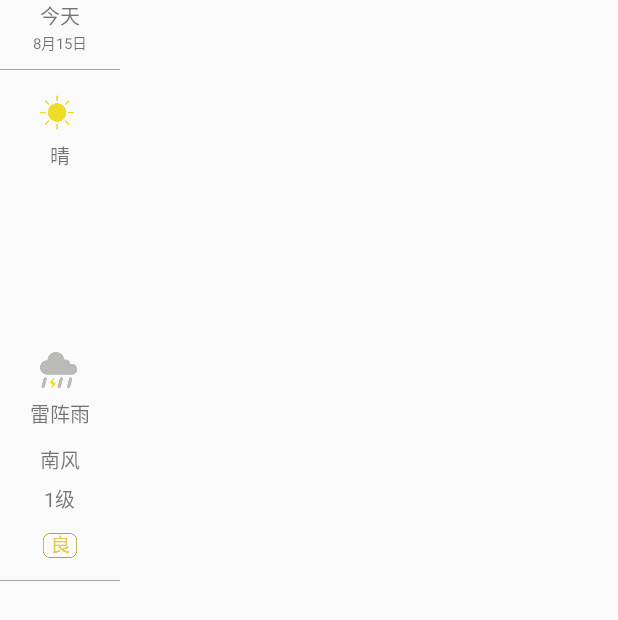
After one commit to WebPrague/WeatherAPP, an Android app: the layout activity_weatherline_item.xml on its own in the app's theme, with its tools: preview values and no code run, on a phone screen of 412 x 824 dp. The commit adds this screen. Shown: the top 620 px of the screen. Run offline under Robolectric (Android 15) with nearby library versions, the phone set to English and light mode, and no system bars.

Commit message:
recyclerview部分代码

```diff
--- a/app/build.gradle
+++ b/app/build.gradle
@@ -26,6 +26,7 @@ dependencies {
     })
     compile 'com.android.support:appcompat-v7:25.3.1'
     compile 'com.android.support.constraint:constraint-layout:1.0.2'
+    compile 'com.android.support:recyclerview-v7:25.3.1'
     testCompile 'junit:junit:4.12'
     compile files('libs/gson-2.7.jar')
 }
--- a/app/src/main/java/com/example/admin/weatherapp/MainActivity.java
+++ b/app/src/main/java/com/example/admin/weatherapp/MainActivity.java
@@ -5,6 +5,8 @@ import android.app.FragmentTransaction;
 import android.graphics.Color;
 import android.support.v7.app.AppCompatActivity;
 import android.os.Bundle;
+import android.support.v7.widget.LinearLayoutManager;
+import android.support.v7.widget.RecyclerView;
 import android.view.View;
 import android.widget.Button;
 import android.widget.ImageButton;
@@ -152,7 +154,7 @@ public class MainActivity extends BaseActivity {
         super.onCreate(savedInstanceState);
         setContentView(R.layout.activity_main);
         initial();
-        Toast.makeText(MainActivity.this,"hello world", Toast.LENGTH_LONG).show();
+        //Toast.makeText(MainActivity.this,"hello world", Toast.LENGTH_LONG).show();
 
     }
 }
--- /dev/null
+++ b/app/src/main/res/layout/activity_weatherline_item.xml
@@ -0,0 +1,98 @@
+<?xml version="1.0" encoding="utf-8"?>
+<LinearLayout xmlns:android="http://schemas.android.com/apk/res/android"
+    android:orientation="vertical"
+    android:layout_width="match_parent"
+    android:layout_height="match_parent">
+
+    <LinearLayout
+        android:layout_width="80dp"
+        android:layout_height="wrap_content"
+        android:layout_below="@id/tv_long_weather_forecast"
+        android:orientation="vertical">
+
+        <TextView
+            android:layout_width="wrap_content"
+            android:layout_height="wrap_content"
+            android:layout_gravity="center"
+            android:text="今天"
+            android:textSize="13sp"/>
+        <TextView
+            android:layout_width="wrap_content"
+            android:layout_height="wrap_content"
+            android:layout_gravity="center"
+            android:text="8月15日"
+            android:textSize="10sp"/>
+        <View
+            android:layout_marginTop="10dp"
+            android:layout_width="match_parent"
+            android:layout_height="1px"
+            android:layout_gravity="center"
+            android:background="#a7a6a6" />
+        <ImageView
+            android:layout_width="26dp"
+            android:layout_height="26dp"
+            android:layout_marginTop="15dp"
+            android:layout_gravity="center"
+            android:src="@drawable/qing"
+            />
+        <TextView
+            android:layout_width="wrap_content"
+            android:layout_height="wrap_content"
+            android:layout_gravity="center"
+            android:layout_marginTop="5dp"
+            android:layout_marginBottom="20dp"
+            android:text="晴"
+            android:textSize="13sp"/>
+        <TextView
+            android:layout_width="80dp"
+            android:layout_height="80dp" />
+
+
+
+        <ImageView
+            android:layout_width="26dp"
+            android:layout_height="26dp"
+            android:layout_marginTop="20dp"
+            android:layout_gravity="center"
+            android:src="@drawable/leizhenyu"
+            />
+
+        <TextView
+            android:layout_width="wrap_content"
+            android:layout_height="wrap_content"
+            android:layout_marginTop="5dp"
+            android:layout_gravity="center"
+            android:textSize="13sp"
+            android:text="雷阵雨"/>
+
+        <TextView
+            android:layout_width="wrap_content"
+            android:layout_height="wrap_content"
+            android:layout_marginTop="10dp"
+            android:layout_gravity="center"
+            android:textSize="13sp"
+            android:text="南风"/>
+
+        <TextView
+            android:layout_width="wrap_content"
+            android:layout_height="wrap_content"
+            android:layout_marginTop="5dp"
+            android:layout_gravity="center"
+            android:textSize="13sp"
+            android:text="1级"/>
+        <ImageView
+            android:layout_width="60dp"
+            android:layout_height="26dp"
+            android:layout_marginTop="8dp"
+            android:layout_gravity="center"
+            android:src="@drawable/kongqizhiliang_liang"
+            />
+        <View
+            android:layout_marginTop="10dp"
+            android:layout_width="match_parent"
+            android:layout_height="1px"
+            android:layout_gravity="center"
+            android:background="#a7a6a6" />
+    </LinearLayout>
+
+</LinearLayout>
```
Also changed, not shown: app/src/main/java/com/example/admin/weatherapp/Fragment/WeatherLineView.java (+19 -9 lines), app/src/main/java/com/example/admin/weatherapp/WeatherLineViewAdapter.java (added, +62 -0 lines), app/src/main/res/layout/activity_weatherline.xml (deleted, +0 -69 lines), app/src/main/res/layout/activity_weatherline_main.xml (added, +50 -0 lines), app/src/main/res/drawable/delete.png (added), app/src/main/res/drawable/kongqizhiliang_liang.png (added), app/src/main/res/drawable/leizhenyu.png (added), app/src/main/res/drawable/qing.png (added).
